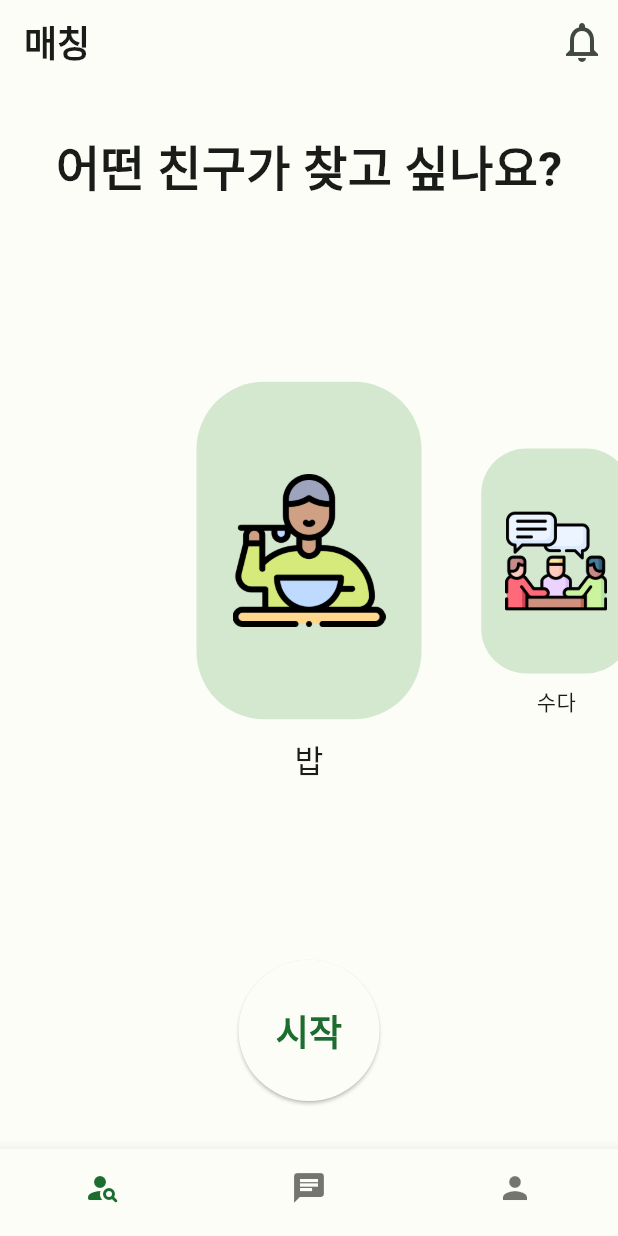
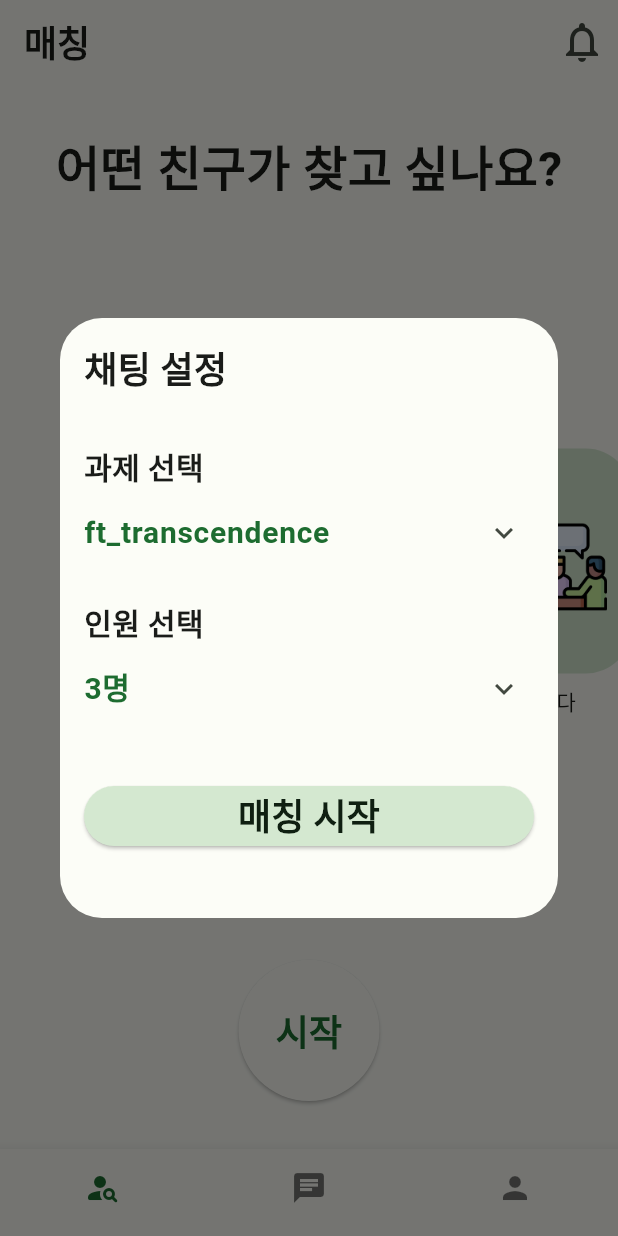
Before and after one commit to tjdwns5063/match_42, a Flutter app: the screen it shows after launch, after a tap on "시작", on a phone screen of 412 x 824 dp. Run offline on Flutter 3.47's test engine with Material 2 defaults, Android fonts, the phone set to English and light mode, and no system bars.

Commit message:
Feat: subject_dialog 구현
- SubjectDialog 구현.
- 프로젝트 구조 수정. (ui 디렉토리 추가)

```diff
--- a/lib/main.dart
+++ b/lib/main.dart
@@ -1,6 +1,6 @@
 import 'package:flutter/material.dart';
-import 'package:match_42/color_schemes.dart';
-import 'package:match_42/match_page.dart';
+import 'package:match_42/ui/match_page.dart';
+import 'package:match_42/ui/theme/color_schemes.dart';
 
 void main() {
   runApp(const MyApp());
--- a/lib/match_page.dart
+++ b/lib/ui/match_page.dart
@@ -1,5 +1,6 @@
 import 'package:flutter/material.dart';
-import 'package:match_42/main_layout.dart';
+import 'package:match_42/ui/main_layout.dart';
+import 'package:match_42/ui/subject_dialog.dart';
 
 class MatchPage extends StatefulWidget {
   const MatchPage({super.key});
@@ -127,7 +128,17 @@ class _MatchPageState extends State<MatchPage> {
             height: 32.0,
           ),
           ElevatedButton(
-            onPressed: () {},
+            onPressed: () {
+              showDialog(
+                  context: context,
+                  builder: (context) {
+                    return Dialog(
+                      surfaceTintColor:
+                          Theme.of(context).colorScheme.background,
+                      child: SubjectDialog(),
+                    );
+                  });
+            },
             style: ElevatedButton.styleFrom(
                 shape: const CircleBorder(),
                 padding: const EdgeInsets.all(30.0)),
--- /dev/null
+++ b/lib/ui/subject_dialog.dart
@@ -0,0 +1,128 @@
+import 'package:flutter/material.dart';
+
+class SubjectDialog extends StatelessWidget {
+  const SubjectDialog({super.key});
+
+  final subjects = const [
+    'libft',
+    'get_next_line',
+    'so_long',
+    'minirt',
+    'cub_3d',
+    'ft_transcendence',
+  ];
+
+  final populations = const ['3', '4', '5'];
+
+  @override
+  Widget build(BuildContext context) {
+    ColorScheme colorScheme = Theme.of(context).colorScheme;
+    return SizedBox(
+      height: 400,
+      child: SingleChildScrollView(
+        child: IntrinsicHeight(
+          child: Column(
+            crossAxisAlignment: CrossAxisAlignment.start,
+            children: [
+              const Padding(
+                padding: EdgeInsets.all(16.0),
+                child: Text(
+                  '채팅 설정',
+                  style: TextStyle(fontSize: 24.0, fontWeight: FontWeight.w700),
+                ),
+              ),
+              const Padding(
+                padding: EdgeInsets.fromLTRB(16.0, 16.0, 0.0, 0.0),
+                child: Text(
+                  '과제 선택',
+                  style: TextStyle(fontSize: 20.0, fontWeight: FontWeight.w700),
+                ),
+              ),
+              Theme(
+                data: Theme.of(context)
+                    .copyWith(dividerColor: Colors.transparent),
+                child: ExpansionTile(
+                  title: Text(
+                    'ft_transcendence',
+                    style: TextStyle(
+                        fontSize: 20.0,
+                        fontWeight: FontWeight.w700,
+                        color: colorScheme.primary),
+                  ),
+                  children: [
+                    SizedBox(
+                      height: 100,
+                      child: ListView.builder(
+                        itemBuilder: (BuildContext context, int index) {
+                          return ListTile(
+                            title: Text(subjects[index]),
+                            onTap: () {},
+                          );
+                        },
+                        itemCount: subjects.length,
+                      ),
+                    ),
+                  ],
+                ),
+              ),
+              const Padding(
+                padding: EdgeInsets.fromLTRB(16.0, 16.0, 0.0, 0.0),
+                child: Text(
+                  '인원 선택',
+                  style: TextStyle(fontSize: 20.0, fontWeight: FontWeight.w700),
+                ),
+              ),
+              Theme(
+                data: Theme.of(context)
+                    .copyWith(dividerColor: Colors.transparent),
+                child: ExpansionTile(
+                  title: Text(
+                    '3명',
+                    style: TextStyle(
+                        fontSize: 20.0,
+                        fontWeight: FontWeight.w700,
+                        color: colorScheme.primary),
+                  ),
+                  children: [
+                    SizedBox(
+                      height: 100,
+                      child: ListView.builder(
+                        itemBuilder: (BuildContext context, int index) {
+                          return ListTile(
+                            title: Text(populations[index]),
+                            onTap: () {},
+                          );
+                        },
+                        itemCount: populations.length,
+                      ),
+                    ),
+                  ],
+                ),
+              ),
+              Padding(
+                padding: const EdgeInsets.symmetric(
+                    horizontal: 16.0, vertical: 32.0),
+                child: ElevatedButton(
+                    onPressed: () {},
+                    style: ElevatedButton.styleFrom(
+                      backgroundColor: colorScheme.secondaryContainer,
+                    ),
+                    child: SizedBox(
+                      width: double.infinity,
+                      child: Text(
+                        '매칭 시작',
+                        textAlign: TextAlign.center,
+                        style: TextStyle(
+                            fontSize: 24.0,
+                            fontWeight: FontWeight.w700,
+                            color: colorScheme.onSecondaryContainer),
+                      ),
+                    )),
+              ),
+            ],
+          ),
+        ),
+      ),
+    );
+  }
+}
```
Also changed, not shown: lib/ui/main_layout.dart (renamed from lib/main_layout.dart), lib/ui/theme/color_schemes.dart (renamed from lib/color_schemes.dart).
